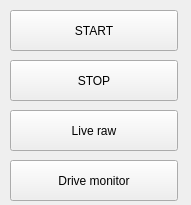
This is pysilcam/silcamgui/SilCamController.ui in SINTEF/PySilCam as Qt 5 draws it before an edit. The edited form follows.
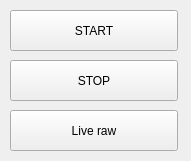
This is the edited form.

Commit message: update GUI design and cut code in silcamgui.py

```diff
--- a/pysilcam/silcamgui/SilCamController.ui
+++ b/pysilcam/silcamgui/SilCamController.ui
@@ -7,7 +7,7 @@
     <x>0</x>
     <y>0</y>
     <width>191</width>
-    <height>205</height>
+    <height>161</height>
    </rect>
   </property>
   <property name="windowTitle">
@@ -82,28 +82,6 @@
     <bool>false</bool>
    </property>
   </widget>
-  <widget class="QPushButton" name="pb_DriveMonitor">
-   <property name="geometry">
-    <rect>
-     <x>10</x>
-     <y>160</y>
-     <width>168</width>
-     <height>41</height>
-    </rect>
-   </property>
-   <property name="text">
-    <string>Drive monitor</string>
-   </property>
-   <property name="autoDefault">
-    <bool>false</bool>
-   </property>
-   <property name="default">
-    <bool>false</bool>
-   </property>
-   <property name="flat">
-    <bool>false</bool>
-   </property>
-  </widget>
  </widget>
  <resources/>
  <connections/>
```
The commit also changes 4 other files.
